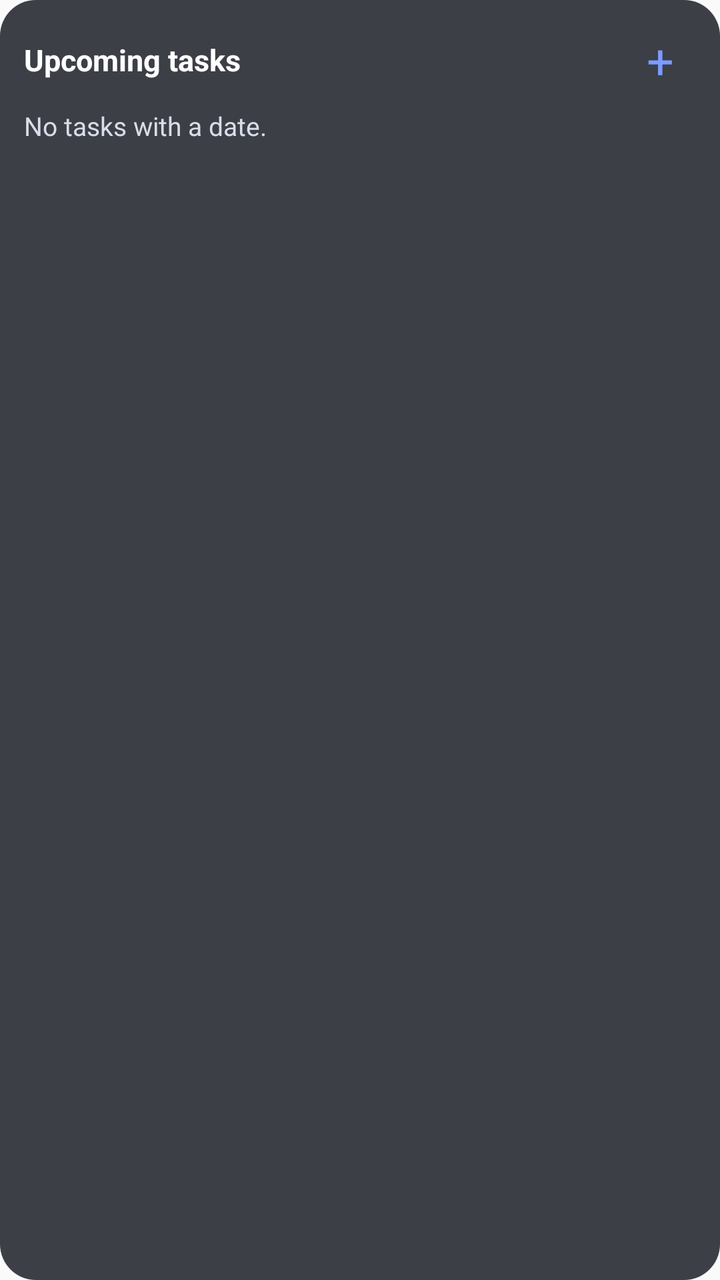
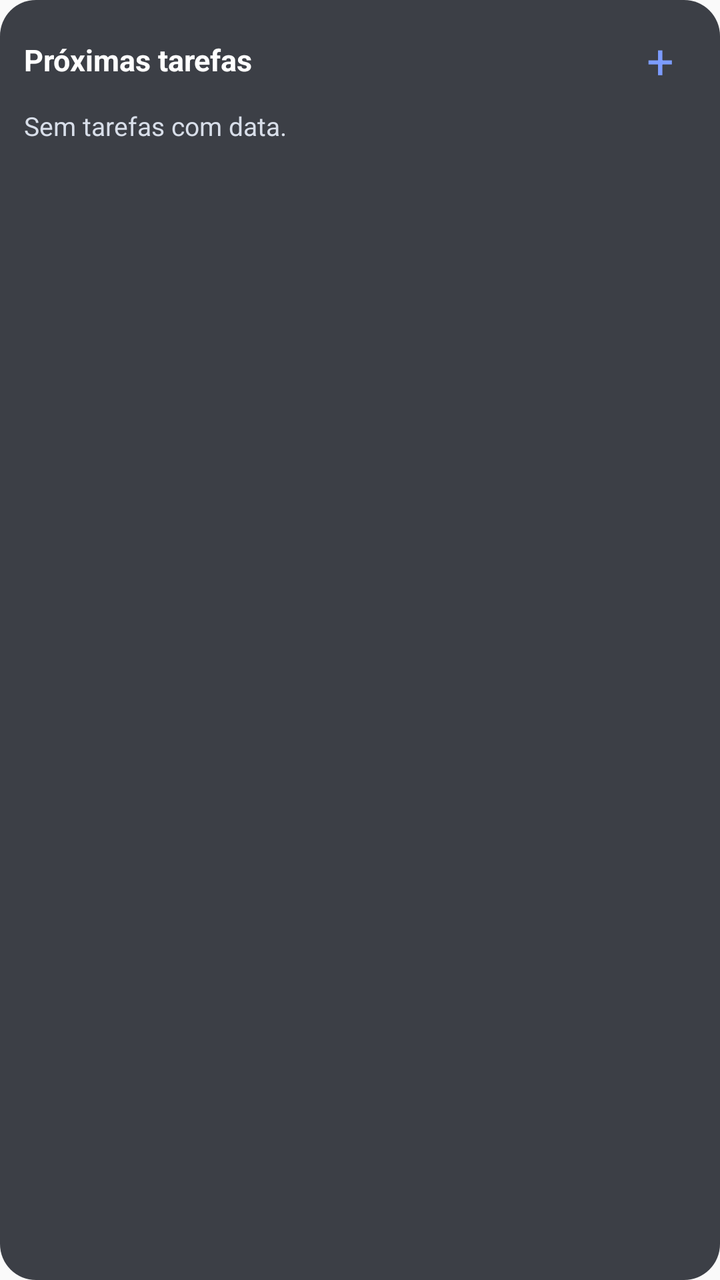

Screens rendered from an Android XML layout before and after an edit, with the pre-edit source and the edit as a unified diff.
<!-- AndroidManifest.xml: application theme AppTheme -->
<!-- res/layout/widget_tasks.xml -->
<?xml version="1.0" encoding="utf-8"?>
<LinearLayout xmlns:android="http://schemas.android.com/apk/res/android"
    android:id="@+id/w_root"
    android:layout_width="match_parent"
    android:layout_height="match_parent"
    android:orientation="vertical"
    android:padding="12dp"
    android:background="@drawable/widget_bg">
    <LinearLayout
        android:layout_width="match_parent"
        android:layout_height="wrap_content"
        android:gravity="center_vertical"
        android:orientation="horizontal">
        <TextView
            android:id="@+id/w_title"
            android:layout_width="0dp"
            android:layout_height="wrap_content"
            android:layout_weight="1"
            android:text="@string/w_tasks_title"
            android:textColor="#FFFFFF"
            android:textSize="15sp"
            android:textStyle="bold" />
        <TextView
            android:id="@+id/w_add"
            android:layout_width="36dp"
            android:layout_height="36dp"
            android:gravity="center"
            android:text="+"
            android:textColor="#7C9CFF"
            android:textSize="24sp" />
    </LinearLayout>
    <TextView
        android:id="@+id/w_list"
        android:layout_width="match_parent"
        android:layout_height="wrap_content"
        android:layout_marginTop="6dp"
        android:lineSpacingExtra="4dp"
        android:text="@string/w_tasks_empty"
        android:textColor="#D8DEE9"
        android:textSize="13sp" />
</LinearLayout>
<!-- resources referenced by this layout -->
<resources>
  <!-- drawable widget_bg (drawable) -->
  <?xml version="1.0" encoding="utf-8"?>
  <shape xmlns:android="http://schemas.android.com/apk/res/android" android:shape="rectangle">
      <solid android:color="#E6282C34" />
      <corners android:radius="18dp" />
  </shape>
  <string name="w_tasks_empty">No tasks with a date.</string>
  <string name="w_tasks_title">Upcoming tasks</string>
  <style name="AppTheme" parent="Theme.AppCompat.Light.DarkActionBar">
          
          <item name="colorPrimary">@color/colorPrimary</item>
          <item name="colorPrimaryDark">@color/colorPrimaryDark</item>
          <item name="colorAccent">@color/colorAccent</item>
      </style>
</resources>

<!-- the commit's change to res/layout/widget_tasks.xml (unified diff, before → after) -->
@@ -16,7 +16,7 @@
             android:layout_width="0dp"
             android:layout_height="wrap_content"
             android:layout_weight="1"
-            android:text="@string/w_tasks_title"
+            android:text="Próximas tarefas"
             android:textColor="#FFFFFF"
             android:textSize="15sp"
             android:textStyle="bold" />
@@ -35,7 +35,7 @@
         android:layout_height="wrap_content"
         android:layout_marginTop="6dp"
         android:lineSpacingExtra="4dp"
-        android:text="@string/w_tasks_empty"
+        android:text="Sem tarefas com data."
         android:textColor="#D8DEE9"
         android:textSize="13sp" />
 </LinearLayout>
<!-- resource entries referenced after the edit -->
@@ -6,8 +6,6 @@
       <solid android:color="#E6282C34" />
       <corners android:radius="18dp" />
   </shape>
-  <string name="w_tasks_empty">No tasks with a date.</string>
-  <string name="w_tasks_title">Upcoming tasks</string>
   <style name="AppTheme" parent="Theme.AppCompat.Light.DarkActionBar">
           
           <item name="colorPrimary">@color/colorPrimary</item>
